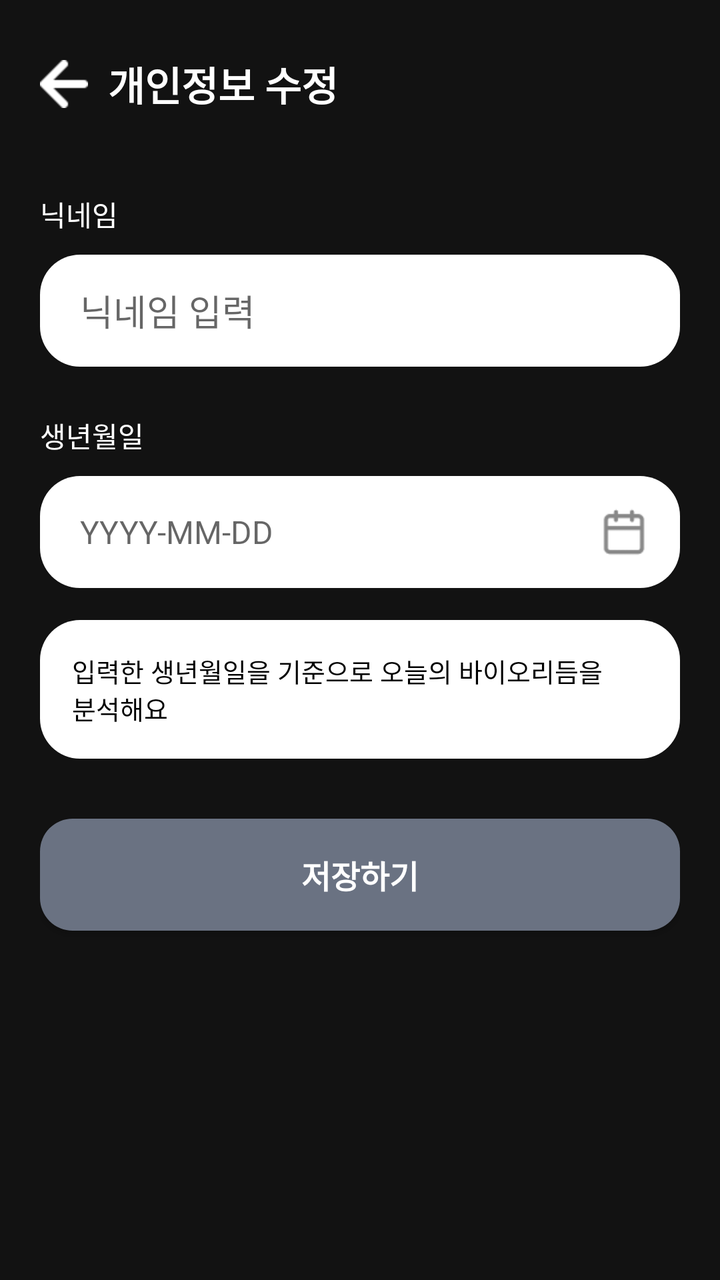
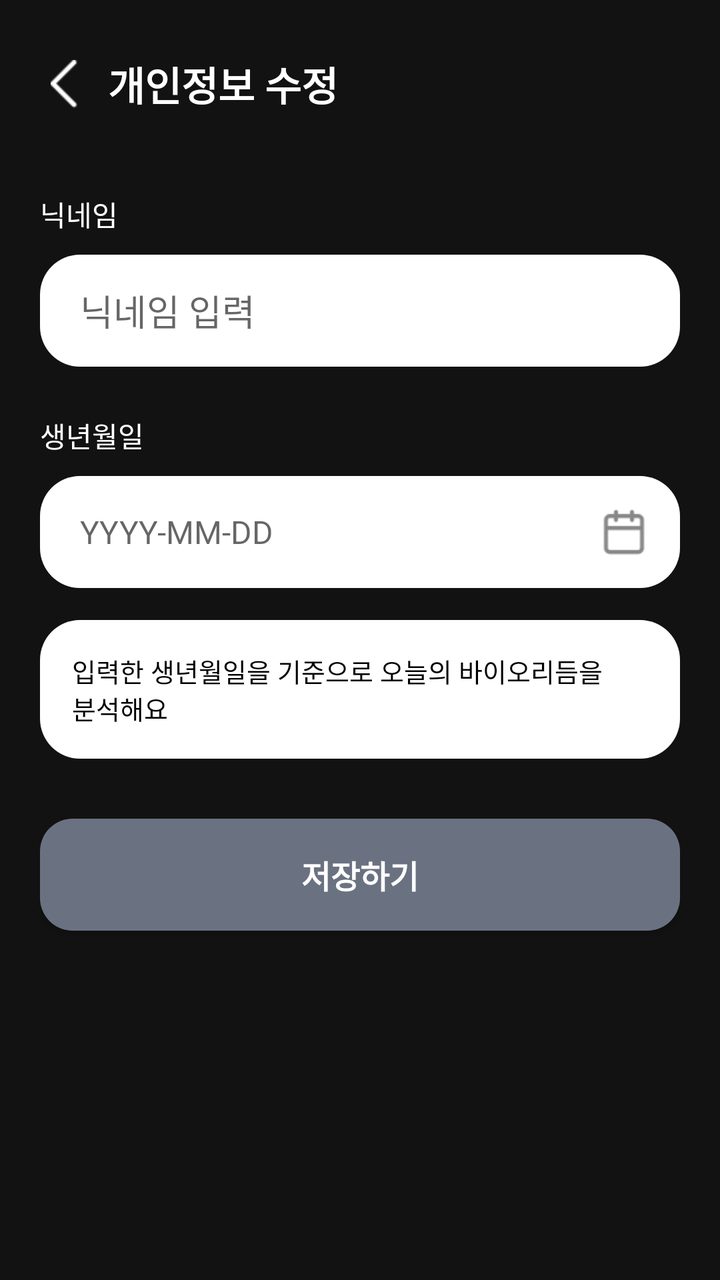

The first picture is an Android layout as it rendered before a commit; the second is the same layout after the commit. The layout source and the unified diff follow.
<!-- AndroidManifest.xml: activity theme Theme.AppCompat.Light.NoActionBar -->
<!-- res/layout/activity_profile_edit.xml -->
<?xml version="1.0" encoding="utf-8"?>
<androidx.constraintlayout.widget.ConstraintLayout
    xmlns:android="http://schemas.android.com/apk/res/android"
    xmlns:app="http://schemas.android.com/apk/res-auto"
    xmlns:tools="http://schemas.android.com/tools"
    android:layout_width="match_parent"
    android:layout_height="match_parent"
    android:background="#121212"
    android:padding="20dp">

    <ImageView
        android:id="@+id/btn_back"
        android:layout_width="24dp"
        android:layout_height="24dp"
        android:src="@drawable/ic_arrow_back"
        app:tint="#FFFFFF"
        app:layout_constraintStart_toStartOf="parent"
        app:layout_constraintTop_toTopOf="parent"
        android:layout_marginTop="10dp"/>
    <TextView
        android:id="@+id/tv_title"
        android:layout_width="wrap_content"
        android:layout_height="wrap_content"
        android:text="개인정보 수정"
        android:textColor="#FFFFFF"
        android:textSize="20sp"
        android:textStyle="bold"
        android:layout_marginStart="10dp"
        app:layout_constraintStart_toEndOf="@id/btn_back"
        app:layout_constraintTop_toTopOf="@id/btn_back"
        app:layout_constraintBottom_toBottomOf="@id/btn_back"/>

    <TextView
        android:id="@+id/label_nickname"
        android:layout_width="wrap_content"
        android:layout_height="wrap_content"
        android:text="닉네임"
        android:textColor="#FFFFFF"
        android:textSize="14sp"
        android:layout_marginTop="40dp"
        app:layout_constraintStart_toStartOf="parent"
        app:layout_constraintTop_toBottomOf="@id/tv_title"/>

    <EditText
        android:id="@+id/et_nickname"
        android:layout_width="match_parent"
        android:layout_height="56dp"
        android:layout_marginTop="10dp"
        android:background="@drawable/bg_rounded_white"
        android:hint="닉네임 입력"
        android:paddingHorizontal="20dp"
        android:textColor="#000000"
        android:inputType="text"
        android:maxLines="1"
        app:layout_constraintTop_toBottomOf="@id/label_nickname"/>
    <TextView
        android:id="@+id/label_birthdate"
        android:layout_width="wrap_content"
        android:layout_height="wrap_content"
        android:text="생년월일"
        android:textColor="#FFFFFF"
        android:textSize="14sp"
        android:layout_marginTop="24dp"
        app:layout_constraintStart_toStartOf="parent"
        app:layout_constraintTop_toBottomOf="@id/et_nickname"/>

    <TextView
        android:id="@+id/tv_birthdate"
        android:layout_width="match_parent"
        android:layout_height="56dp"
        android:layout_marginTop="10dp"
        android:background="@drawable/bg_rounded_white"
        android:gravity="center_vertical"
        android:hint="YYYY-MM-DD"
        android:paddingHorizontal="20dp"
        android:textColor="#000000"
        android:textSize="16sp"
        android:clickable="true"
        android:focusable="true"
        app:layout_constraintTop_toBottomOf="@id/label_birthdate"/>

    <ImageView
        android:id="@+id/iv_calendar_icon"
        android:layout_width="24dp"
        android:layout_height="24dp"
        android:src="@drawable/ic_calendar"
        android:layout_marginEnd="16dp"
        app:tint="#888888"
        app:layout_constraintEnd_toEndOf="@id/tv_birthdate"
        app:layout_constraintTop_toTopOf="@id/tv_birthdate"
        app:layout_constraintBottom_toBottomOf="@id/tv_birthdate"/>

    <androidx.cardview.widget.CardView
        android:id="@+id/calendarCardView"
        android:layout_width="match_parent"
        android:layout_height="wrap_content"
        android:layout_marginTop="8dp"
        app:cardCornerRadius="12dp"
        app:cardElevation="8dp"
        android:visibility="gone"
        app:layout_constraintTop_toBottomOf="@id/tv_birthdate"
        app:layout_constraintStart_toStartOf="parent"
        app:layout_constraintEnd_toEndOf="parent">

        <LinearLayout
            android:layout_width="match_parent"
            android:layout_height="wrap_content"
            android:orientation="vertical"
            android:padding="16dp">

            <com.prolificinteractive.materialcalendarview.MaterialCalendarView
                android:id="@+id/calendarView"
                android:layout_width="match_parent"
                android:layout_height="300dp" />

            <LinearLayout
                android:layout_width="match_parent"
                android:layout_height="wrap_content"
                android:orientation="horizontal"
                android:gravity="end"
                android:layout_marginTop="8dp">

                <Button
                    android:id="@+id/btnCalendarDelete"
                    android:layout_width="wrap_content"
                    android:layout_height="wrap_content"
                    android:text="삭제"
                    android:textColor="#FF0000"
                    style="?android:attr/borderlessButtonStyle"/>

                <Button
                    android:id="@+id/btnCalendarToday"
                    android:layout_width="wrap_content"
                    android:layout_height="wrap_content"
                    android:text="오늘"
                    style="?android:attr/borderlessButtonStyle"/>
            </LinearLayout>
        </LinearLayout>
    </androidx.cardview.widget.CardView>

    <TextView
        android:id="@+id/tv_info_message"
        android:layout_width="match_parent"
        android:layout_height="wrap_content"
        android:text="입력한 생년월일을 기준으로 오늘의 바이오리듬을\n분석해요"
        android:textColor="#000000"
        android:background="@drawable/bg_rounded_white"
        android:padding="16dp"
        android:layout_marginTop="16dp"
        android:textSize="13sp"
        app:layout_constraintTop_toBottomOf="@id/calendarCardView"
        app:layout_constraintStart_toStartOf="parent"
        app:layout_constraintEnd_toEndOf="parent"/>

    <android.widget.Button
        android:id="@+id/btn_save"
        android:layout_width="match_parent"
        android:layout_height="56dp"
        android:text="저장하기"
        android:textColor="#FFFFFF"
        android:textSize="16sp"
        android:textStyle="bold"
        android:background="@drawable/bg_rounded_gray"
        android:layout_marginTop="30dp"
        android:layout_marginBottom="20dp"
        app:layout_constraintTop_toBottomOf="@id/tv_info_message"
        app:layout_constraintBottom_toBottomOf="parent"
        app:layout_constraintVertical_bias="0.0"/>

</androidx.constraintlayout.widget.ConstraintLayout>
<!-- resources referenced by this layout -->
<resources>
  <!-- drawable bg_rounded_gray (drawable) -->
  <?xml version="1.0" encoding="utf-8"?>
  <shape xmlns:android="http://schemas.android.com/apk/res/android">
      <solid android:color="#6A7282"/> <corners android:radius="16.4dp"/>
  </shape>
  <!-- drawable bg_rounded_white (drawable) -->
  <?xml version="1.0" encoding="utf-8"?>
  <shape xmlns:android="http://schemas.android.com/apk/res/android">
      <solid android:color="#FFFFFF"/> <corners android:radius="20dp"/> </shape>
  <!-- drawable ic_arrow_back: png bitmap (drawable, 233 bytes) -->
  <!-- drawable ic_calendar: png bitmap (drawable, 489 bytes) -->
</resources>

<!-- the commit's change to res/layout/activity_profile_edit.xml (unified diff, before → after) -->
@@ -12,7 +12,7 @@
         android:id="@+id/btn_back"
         android:layout_width="24dp"
         android:layout_height="24dp"
-        android:src="@drawable/ic_arrow_back"
+        android:src="@drawable/ic_back"
         app:tint="#FFFFFF"
         app:layout_constraintStart_toStartOf="parent"
         app:layout_constraintTop_toTopOf="parent"
<!-- resource entries referenced after the edit -->
@@ -9,7 +9,7 @@
   <?xml version="1.0" encoding="utf-8"?>
   <shape xmlns:android="http://schemas.android.com/apk/res/android">
       <solid android:color="#FFFFFF"/> <corners android:radius="20dp"/> </shape>
-  <!-- drawable ic_arrow_back: png bitmap (drawable, 233 bytes) -->
+  <!-- drawable ic_back: png bitmap (drawable, 178 bytes) -->
   <!-- drawable ic_calendar: png bitmap (drawable, 489 bytes) -->
 </resources>
 
